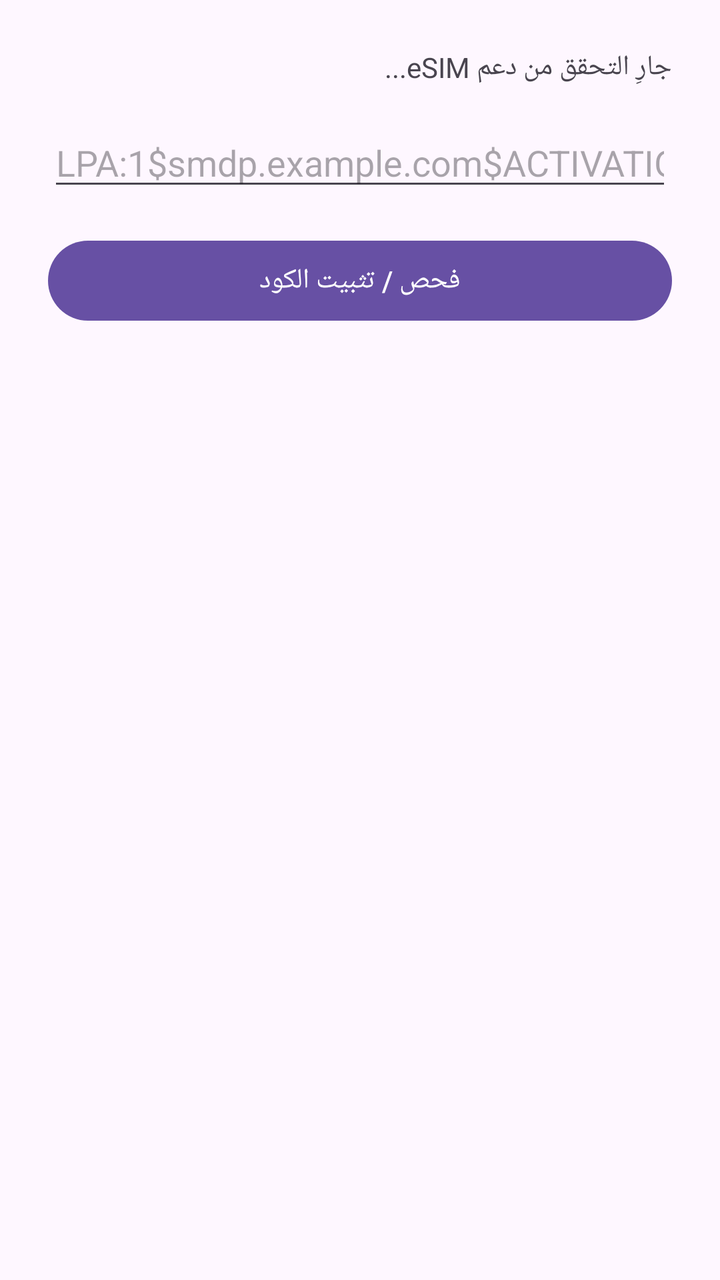
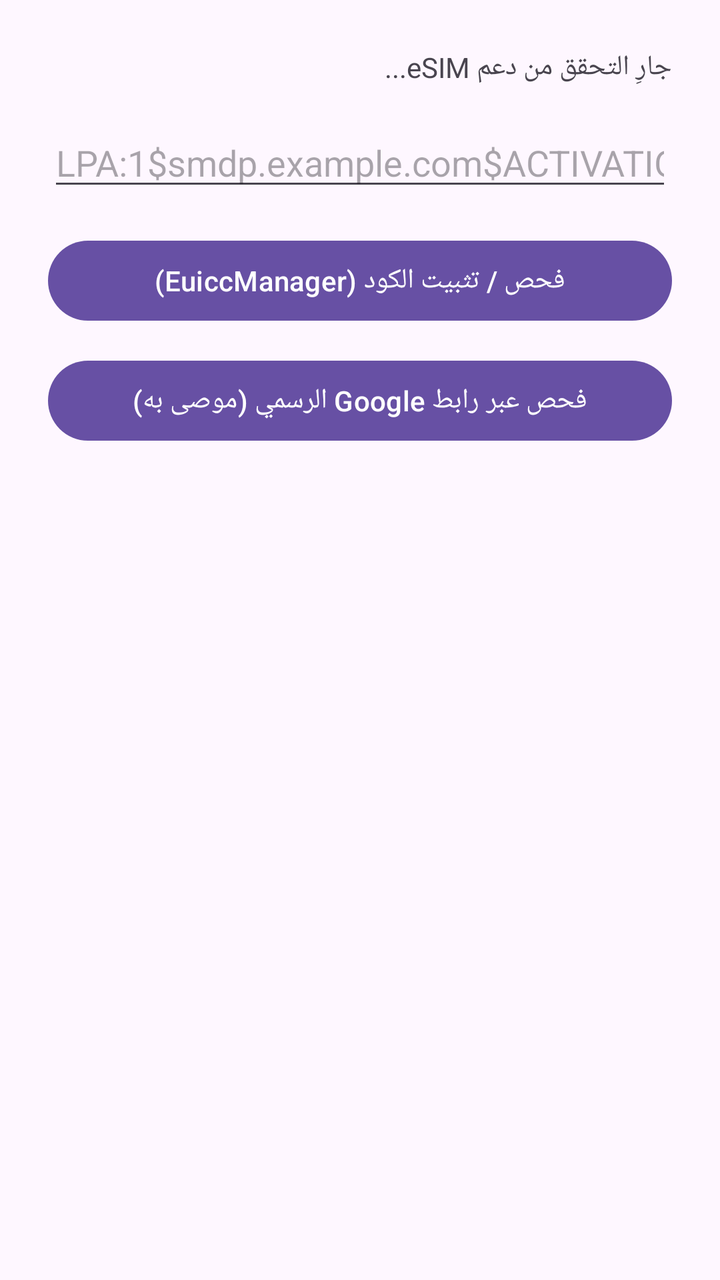

Screens rendered from an Android XML layout before and after an edit, with the pre-edit source and the edit as a unified diff.
<!-- AndroidManifest.xml: application theme Theme.Material3.DayNight.NoActionBar -->
<!-- res/layout/activity_main.xml -->
<?xml version="1.0" encoding="utf-8"?>
<LinearLayout xmlns:android="http://schemas.android.com/apk/res/android"
    android:layout_width="match_parent"
    android:layout_height="match_parent"
    android:orientation="vertical"
    android:padding="24dp">

    <TextView
        android:id="@+id/tvSupportStatus"
        android:layout_width="match_parent"
        android:layout_height="wrap_content"
        android:textSize="14sp"
        android:layout_marginBottom="16dp"
        android:text="جارِ التحقق من دعم eSIM..." />

    <EditText
        android:id="@+id/etLpaCode"
        android:layout_width="match_parent"
        android:layout_height="wrap_content"
        android:hint="LPA:1$smdp.example.com$ACTIVATION_CODE$"
        android:inputType="text"
        android:layout_marginBottom="16dp" />

    <Button
        android:id="@+id/btnCheck"
        android:layout_width="match_parent"
        android:layout_height="wrap_content"
        android:text="فحص / تثبيت الكود" />

    <TextView
        android:id="@+id/tvResult"
        android:layout_width="match_parent"
        android:layout_height="wrap_content"
        android:layout_marginTop="24dp"
        android:textSize="14sp"
        android:text="" />

</LinearLayout>
<!-- resources referenced by this layout -->
<resources>

</resources>

<!-- the commit's change to res/layout/activity_main.xml (unified diff, before → after) -->
@@ -25,7 +25,14 @@
         android:id="@+id/btnCheck"
         android:layout_width="match_parent"
         android:layout_height="wrap_content"
-        android:text="فحص / تثبيت الكود" />
+        android:text="فحص / تثبيت الكود (EuiccManager)" />
+
+    <Button
+        android:id="@+id/btnOpenGoogleLink"
+        android:layout_width="match_parent"
+        android:layout_height="wrap_content"
+        android:layout_marginTop="12dp"
+        android:text="فحص عبر رابط Google الرسمي (موصى به)" />
 
     <TextView
         android:id="@+id/tvResult"
